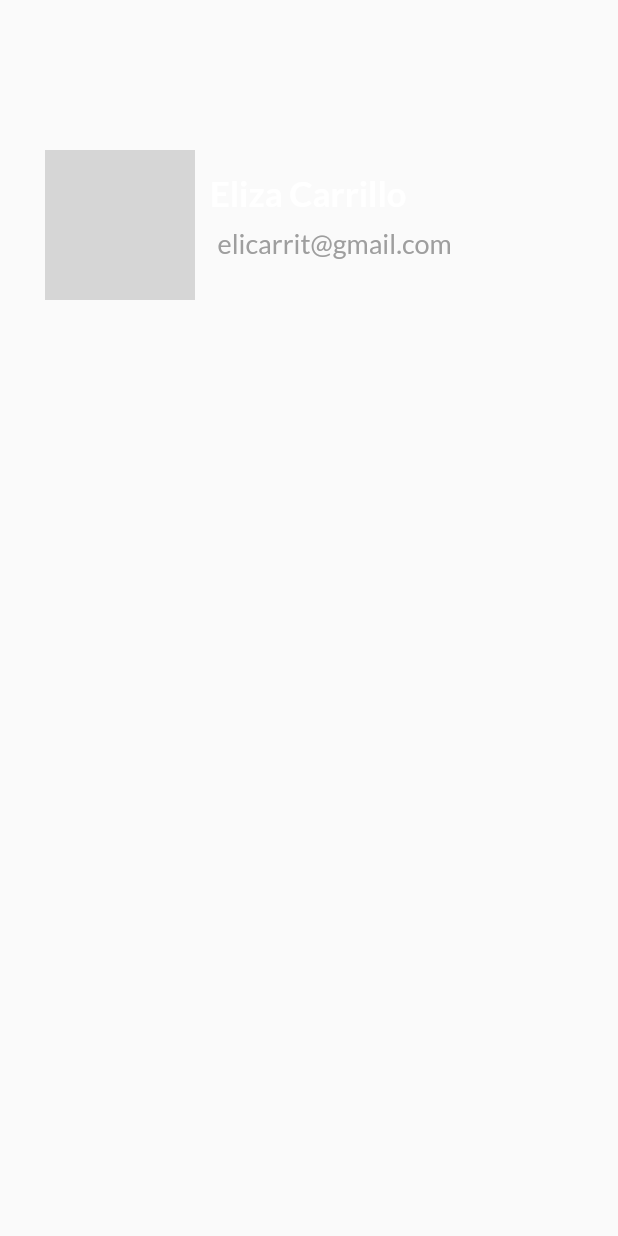
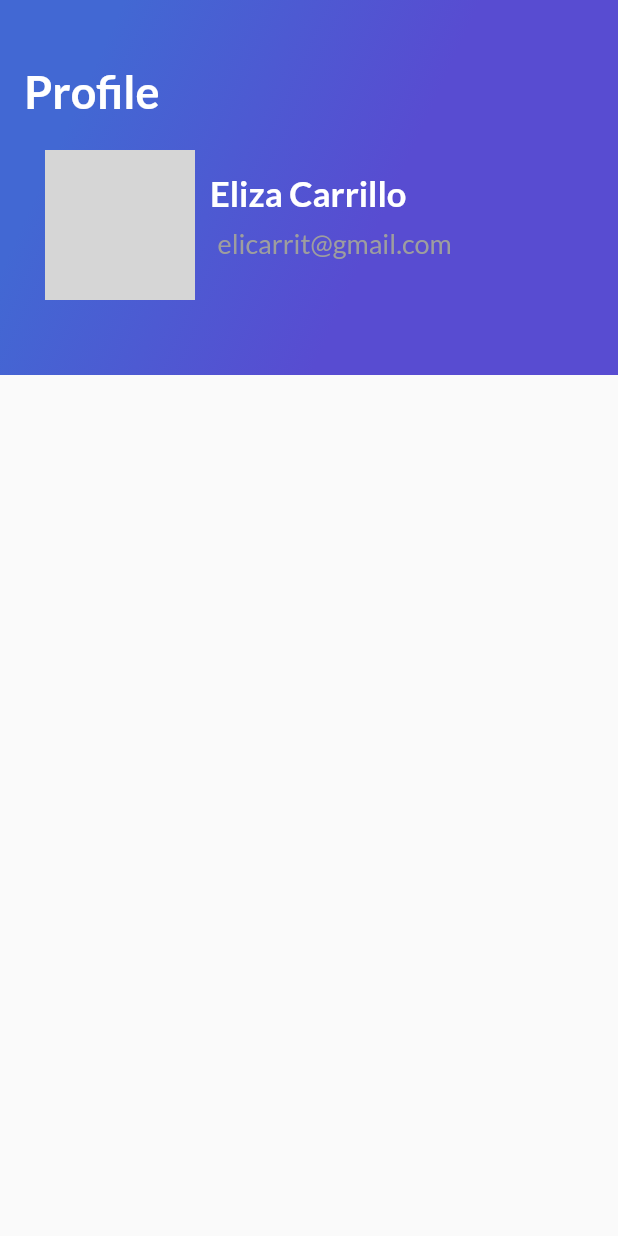
Before and after one commit to OscarArias1234/app1, a Flutter app: the ProfileTrips widget shown alone on an empty page, opened directly, on a phone screen of 412 x 824 dp. Run offline on Flutter 3.47's test engine with Material 2 defaults, Android fonts, the phone set to English and light mode, and no system bars; grey boxes are pictures that could not be loaded.

Commit message:
se modifico el profile trips para eliminar la clase innecesaria de profile appbar

```diff
--- a/lib/platzi_trips.dart
+++ b/lib/platzi_trips.dart
@@ -1,4 +1,3 @@
-import 'package:app1/profile_abbbar.dart';
 import 'package:app1/profile_trips.dart';
 import 'package:app1/search_trips.dart';
 import 'package:flutter/material.dart';
@@ -19,7 +18,7 @@ class _PlatziTrips extends State<PlatziTrips> {
     //lista para mostar las vistas de menu de navegacion
     HomeTrips(),
     SearchTrips(),
-    ProfileAbbBar()
+    ProfileTrips("assets/img/ann.png", "Eliza Carrillo", "elicarrit@gmail.com")
   ];
 
   void onTapTapped(int index) {
--- a/lib/profile_trips.dart
+++ b/lib/profile_trips.dart
@@ -67,6 +67,8 @@ class ProfileTrips extends StatelessWidget {
       ],
     );
 
-    return profiledetails;
+    return Stack(
+      children: <Widget>[GradientBack("Profile"), profiledetails],
+    );
   }
 }
```
Also changed, not shown: lib/profile_abbbar.dart (deleted, +0 -19 lines).
